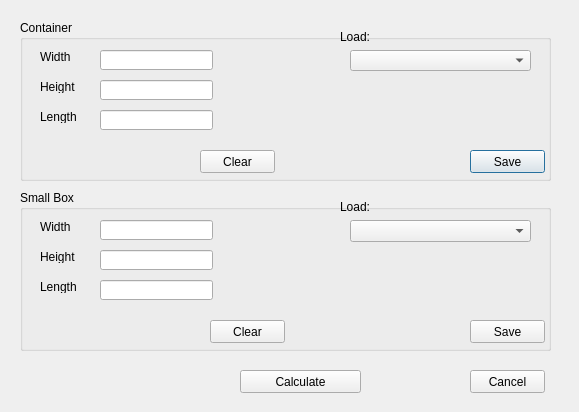
Above: ScottTanner-411-group-project-6bc7b8fa6bbe/BestBoxStackingConsole/BestBoxStackingConsole/OneSizedSmallBoxes.ui from ScottTanner/411-Group-Project before the change. Below: the same form after it.
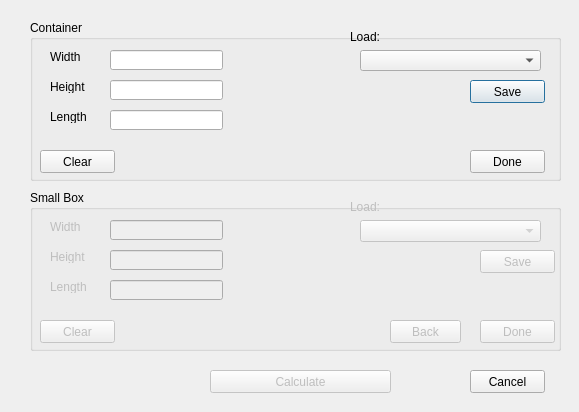
That is the form after the change.

Diff of the .ui file:
```diff
--- a/ScottTanner-411-group-project-6bc7b8fa6bbe/BestBoxStackingConsole/BestBoxStackingConsole/OneSizedSmallBoxes.ui
+++ b/ScottTanner-411-group-project-6bc7b8fa6bbe/BestBoxStackingConsole/BestBoxStackingConsole/OneSizedSmallBoxes.ui
@@ -2,6 +2,9 @@
 <ui version="4.0">
  <class>Dialog_OneSized</class>
  <widget class="QDialog" name="Dialog_OneSized">
+  <property name="enabled">
+   <bool>true</bool>
+  </property>
   <property name="geometry">
    <rect>
     <x>0</x>
@@ -14,9 +17,12 @@
    <string>One Sized Small Boxes</string>
   </property>
   <widget class="QGroupBox" name="groupBox_Container">
+   <property name="enabled">
+    <bool>true</bool>
+   </property>
    <property name="geometry">
     <rect>
-     <x>20</x>
+     <x>30</x>
      <y>20</y>
      <width>531</width>
      <height>161</height>
@@ -107,8 +113,8 @@
    <widget class="QPushButton" name="pushButton_ContainerSave">
     <property name="geometry">
      <rect>
-      <x>450</x>
-      <y>130</y>
+      <x>440</x>
+      <y>60</y>
       <width>75</width>
       <height>23</height>
      </rect>
@@ -120,7 +126,7 @@
    <widget class="QPushButton" name="pushButton_ContainerDelete">
     <property name="geometry">
      <rect>
-      <x>180</x>
+      <x>10</x>
       <y>130</y>
       <width>75</width>
       <height>23</height>
@@ -143,11 +149,27 @@
      <string>Load:</string>
     </property>
    </widget>
+   <widget class="QPushButton" name="pushButton_Done">
+    <property name="geometry">
+     <rect>
+      <x>440</x>
+      <y>130</y>
+      <width>75</width>
+      <height>23</height>
+     </rect>
+    </property>
+    <property name="text">
+     <string>Done</string>
+    </property>
+   </widget>
   </widget>
   <widget class="QGroupBox" name="groupBox_SmallBox">
+   <property name="enabled">
+    <bool>true</bool>
+   </property>
    <property name="geometry">
     <rect>
-     <x>20</x>
+     <x>30</x>
      <y>190</y>
      <width>531</width>
      <height>161</height>
@@ -157,6 +179,9 @@
     <string>Small Box</string>
    </property>
    <widget class="QLabel" name="label_4">
+    <property name="enabled">
+     <bool>false</bool>
+    </property>
     <property name="geometry">
      <rect>
       <x>20</x>
@@ -170,6 +195,9 @@
     </property>
    </widget>
    <widget class="QLineEdit" name="lineEdit_SmallBoxWidth">
+    <property name="enabled">
+     <bool>false</bool>
+    </property>
     <property name="geometry">
      <rect>
       <x>80</x>
@@ -180,6 +208,9 @@
     </property>
    </widget>
    <widget class="QLabel" name="label_5">
+    <property name="enabled">
+     <bool>false</bool>
+    </property>
     <property name="geometry">
      <rect>
       <x>20</x>
@@ -193,6 +224,9 @@
     </property>
    </widget>
    <widget class="QLineEdit" name="lineEdit_SmallBoxHeight">
+    <property name="enabled">
+     <bool>false</bool>
+    </property>
     <property name="geometry">
      <rect>
       <x>80</x>
@@ -203,6 +237,9 @@
     </property>
    </widget>
    <widget class="QLabel" name="label_6">
+    <property name="enabled">
+     <bool>false</bool>
+    </property>
     <property name="geometry">
      <rect>
       <x>20</x>
@@ -216,6 +253,9 @@
     </property>
    </widget>
    <widget class="QLineEdit" name="lineEdit_SmallBoxLength">
+    <property name="enabled">
+     <bool>false</bool>
+    </property>
     <property name="geometry">
      <rect>
       <x>80</x>
@@ -226,6 +266,9 @@
     </property>
    </widget>
    <widget class="QComboBox" name="comboBox_SmallBoxes">
+    <property name="enabled">
+     <bool>false</bool>
+    </property>
     <property name="geometry">
      <rect>
       <x>330</x>
@@ -236,10 +279,13 @@
     </property>
    </widget>
    <widget class="QPushButton" name="pushButton_SmallBoxSave">
+    <property name="enabled">
+     <bool>false</bool>
+    </property>
     <property name="geometry">
      <rect>
       <x>450</x>
-      <y>130</y>
+      <y>60</y>
       <width>75</width>
       <height>23</height>
      </rect>
@@ -249,9 +295,12 @@
     </property>
    </widget>
    <widget class="QPushButton" name="pushButton_SmallBoxDelete">
+    <property name="enabled">
+     <bool>false</bool>
+    </property>
     <property name="geometry">
      <rect>
-      <x>190</x>
+      <x>10</x>
       <y>130</y>
       <width>75</width>
       <height>23</height>
@@ -262,6 +311,9 @@
     </property>
    </widget>
    <widget class="QLabel" name="label_8">
+    <property name="enabled">
+     <bool>false</bool>
+    </property>
     <property name="geometry">
      <rect>
       <x>320</x>
@@ -274,13 +326,48 @@
      <string>Load:</string>
     </property>
    </widget>
+   <widget class="QPushButton" name="pushButton_Done2">
+    <property name="enabled">
+     <bool>false</bool>
+    </property>
+    <property name="geometry">
+     <rect>
+      <x>450</x>
+      <y>130</y>
+      <width>75</width>
+      <height>23</height>
+     </rect>
+    </property>
+    <property name="text">
+     <string>Done</string>
+    </property>
+   </widget>
+   <widget class="QPushButton" name="pushButton_Back">
+    <property name="enabled">
+     <bool>false</bool>
+    </property>
+    <property name="geometry">
+     <rect>
+      <x>360</x>
+      <y>130</y>
+      <width>71</width>
+      <height>23</height>
+     </rect>
+    </property>
+    <property name="text">
+     <string>Back</string>
+    </property>
+   </widget>
   </widget>
-  <widget class="QPushButton" name="pushButton">
+  <widget class="QPushButton" name="pushButton_Calulate">
+   <property name="enabled">
+    <bool>false</bool>
+   </property>
    <property name="geometry">
     <rect>
-     <x>240</x>
+     <x>210</x>
      <y>370</y>
-     <width>121</width>
+     <width>181</width>
      <height>23</height>
     </rect>
    </property>
```
